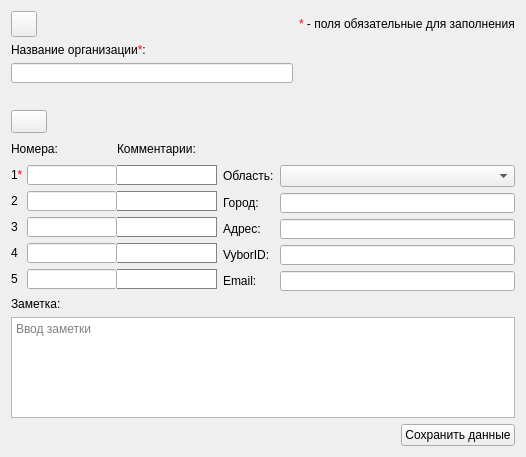
Before: the Qt Designer form src/EditOrgContactDialog.ui in okostynchuk/Outcall, drawn with Qt 5.
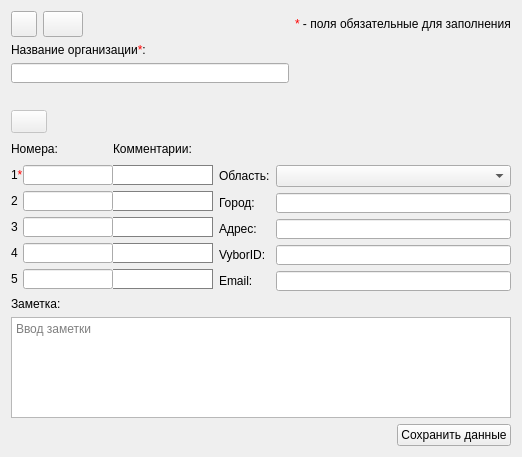
After: the same form once the commit is applied. Icons and pictures are not drawn.

Commit message: Added ability to change entry type (org<->person) + some GUI fixes

```diff
--- a/src/EditOrgContactDialog.ui
+++ b/src/EditOrgContactDialog.ui
@@ -6,7 +6,7 @@
    <rect>
     <x>0</x>
     <y>0</y>
-    <width>524</width>
+    <width>520</width>
     <height>457</height>
    </rect>
   </property>
@@ -28,6 +28,41 @@
     <layout class="QGridLayout" name="gridLayout_3">
      <item row="0" column="0">
       <layout class="QGridLayout" name="gridLayout_2">
+       <item row="0" column="1">
+        <widget class="QPushButton" name="changeEntryTypeButton">
+         <property name="minimumSize">
+          <size>
+           <width>40</width>
+           <height>26</height>
+          </size>
+         </property>
+         <property name="maximumSize">
+          <size>
+           <width>40</width>
+           <height>26</height>
+          </size>
+         </property>
+         <property name="toolTip">
+          <string>Изменить тип контакта на физ. лицо</string>
+         </property>
+         <property name="text">
+          <string/>
+         </property>
+         <property name="icon">
+          <iconset resource="images.qrc">
+           <normaloff>:/images/changeEntryType.png</normaloff>:/images/changeEntryType.png</iconset>
+         </property>
+         <property name="iconSize">
+          <size>
+           <width>42</width>
+           <height>23</height>
+          </size>
+         </property>
+         <property name="autoDefault">
+          <bool>false</bool>
+         </property>
+        </widget>
+       </item>
        <item row="0" column="0">
         <widget class="QPushButton" name="backButton">
          <property name="minimumSize">
@@ -63,33 +98,53 @@
          </property>
         </widget>
        </item>
-       <item row="1" column="0">
+       <item row="0" column="3">
+        <widget class="QLabel" name="label_13">
+         <property name="text">
+          <string>&lt;span style = &quot;color: red;&quot;&gt;*&lt;/span&gt; - поля обязательные для заполнения</string>
+         </property>
+        </widget>
+       </item>
+       <item row="0" column="2">
+        <spacer name="horizontalSpacer_2">
+         <property name="orientation">
+          <enum>Qt::Horizontal</enum>
+         </property>
+         <property name="sizeHint" stdset="0">
+          <size>
+           <width>40</width>
+           <height>20</height>
+          </size>
+         </property>
+        </spacer>
+       </item>
+       <item row="2" column="0" colspan="3">
+        <widget class="QLineEdit" name="orgName">
+         <property name="minimumSize">
+          <size>
+           <width>0</width>
+           <height>20</height>
+          </size>
+         </property>
+         <property name="maximumSize">
+          <size>
+           <width>16777215</width>
+           <height>20</height>
+          </size>
+         </property>
+         <property name="focusPolicy">
+          <enum>Qt::StrongFocus</enum>
+         </property>
+        </widget>
+       </item>
+       <item row="1" column="0" colspan="3">
         <widget class="QLabel" name="label_3">
          <property name="text">
           <string>Название организации&lt;span style = &quot;color: red;&quot;&gt;*&lt;/span&gt;:</string>
          </property>
         </widget>
        </item>
-       <item row="2" column="0">
-        <widget class="QLineEdit" name="orgName">
-         <property name="minimumSize">
-          <size>
-           <width>0</width>
-           <height>20</height>
-          </size>
-         </property>
-         <property name="maximumSize">
-          <size>
-           <width>16777215</width>
-           <height>20</height>
-          </size>
-         </property>
-         <property name="focusPolicy">
-          <enum>Qt::StrongFocus</enum>
-         </property>
-        </widget>
-       </item>
-       <item row="3" column="0">
+       <item row="3" column="0" colspan="3">
         <widget class="QLabel" name="label_15">
          <property name="minimumSize">
           <size>
@@ -102,13 +157,6 @@
          </property>
         </widget>
        </item>
-       <item row="0" column="1">
-        <widget class="QLabel" name="label_13">
-         <property name="text">
-          <string>&lt;span style = &quot;color: red;&quot;&gt;*&lt;/span&gt; - поля обязательные для заполнения</string>
-         </property>
-        </widget>
-       </item>
       </layout>
      </item>
     </layout>
@@ -116,7 +164,10 @@
    <item row="1" column="0">
     <layout class="QGridLayout" name="gridLayout_7">
      <item row="0" column="0">
-      <widget class="QPushButton" name="phoneOrderButton">
+      <widget class="QPushButton" name="phonesOrderButton">
+       <property name="enabled">
+        <bool>false</bool>
+       </property>
        <property name="minimumSize">
         <size>
          <width>36</width>
@@ -345,23 +396,10 @@
       </layout>
      </item>
      <item row="0" column="0">
-      <layout class="QGridLayout" name="gridLayout_5" columnminimumwidth="16,0,0,0">
+      <layout class="QGridLayout" name="gridLayout_5">
        <property name="horizontalSpacing">
         <number>0</number>
        </property>
-       <item row="0" column="2">
-        <widget class="QLabel" name="label_16">
-         <property name="minimumSize">
-          <size>
-           <width>0</width>
-           <height>20</height>
-          </size>
-         </property>
-         <property name="text">
-          <string>Комментарии:</string>
-         </property>
-        </widget>
-       </item>
        <item row="0" column="0" colspan="2">
         <widget class="QLabel" name="label_5">
          <property name="minimumSize">
@@ -375,6 +413,57 @@
          </property>
         </widget>
        </item>
+       <item row="0" column="2">
+        <widget class="QLabel" name="label_16">
+         <property name="minimumSize">
+          <size>
+           <width>0</width>
+           <height>20</height>
+          </size>
+         </property>
+         <property name="text">
+          <string>Комментарии:</string>
+         </property>
+        </widget>
+       </item>
+       <item row="1" column="1">
+        <widget class="QLineEdit" name="firstNumber">
+         <property name="sizePolicy">
+          <sizepolicy hsizetype="Preferred" vsizetype="Fixed">
+           <horstretch>0</horstretch>
+           <verstretch>0</verstretch>
+          </sizepolicy>
+         </property>
+         <property name="minimumSize">
+          <size>
+           <width>90</width>
+           <height>20</height>
+          </size>
+         </property>
+         <property name="maximumSize">
+          <size>
+           <width>90</width>
+           <height>20</height>
+          </size>
+         </property>
+         <property name="focusPolicy">
+          <enum>Qt::StrongFocus</enum>
+         </property>
+        </widget>
+       </item>
+       <item row="2" column="0">
+        <widget class="QLabel" name="label_7">
+         <property name="minimumSize">
+          <size>
+           <width>0</width>
+           <height>20</height>
+          </size>
+         </property>
+         <property name="text">
+          <string>2</string>
+         </property>
+        </widget>
+       </item>
        <item row="1" column="0">
         <widget class="QLabel" name="label_6">
          <property name="minimumSize">
@@ -388,31 +477,6 @@
          </property>
         </widget>
        </item>
-       <item row="1" column="1">
-        <widget class="QLineEdit" name="firstNumber">
-         <property name="sizePolicy">
-          <sizepolicy hsizetype="Preferred" vsizetype="Fixed">
-           <horstretch>0</horstretch>
-           <verstretch>0</verstretch>
-          </sizepolicy>
-         </property>
-         <property name="minimumSize">
-          <size>
-           <width>90</width>
-           <height>20</height>
-          </size>
-         </property>
-         <property name="maximumSize">
-          <size>
-           <width>90</width>
-           <height>20</height>
-          </size>
-         </property>
-         <property name="focusPolicy">
-          <enum>Qt::StrongFocus</enum>
-         </property>
-        </widget>
-       </item>
        <item row="1" column="2">
         <widget class="QLineEdit" name="firstNumberComment">
          <property name="minimumSize">
@@ -429,19 +493,6 @@
          </property>
         </widget>
        </item>
-       <item row="2" column="0">
-        <widget class="QLabel" name="label_7">
-         <property name="minimumSize">
-          <size>
-           <width>0</width>
-           <height>20</height>
-          </size>
-         </property>
-         <property name="text">
-          <string>2</string>
-         </property>
-        </widget>
-       </item>
        <item row="2" column="1">
         <widget class="QLineEdit" name="secondNumber">
          <property name="sizePolicy">
@@ -467,6 +518,31 @@
          </property>
         </widget>
        </item>
+       <item row="3" column="1">
+        <widget class="QLineEdit" name="thirdNumber">
+         <property name="sizePolicy">
+          <sizepolicy hsizetype="Preferred" vsizetype="Fixed">
+           <horstretch>0</horstretch>
+           <verstretch>0</verstretch>
+          </sizepolicy>
+         </property>
+         <property name="minimumSize">
+          <size>
+           <width>90</width>
+           <height>20</height>
+          </size>
+         </property>
+         <property name="maximumSize">
+          <size>
+           <width>90</width>
+           <height>20</height>
+          </size>
+         </property>
+         <property name="focusPolicy">
+          <enum>Qt::StrongFocus</enum>
+         </property>
+        </widget>
+       </item>
        <item row="2" column="2">
         <widget class="QLineEdit" name="secondNumberComment">
          <property name="minimumSize">
@@ -496,31 +572,6 @@
          </property>
         </widget>
        </item>
-       <item row="3" column="1">
-        <widget class="QLineEdit" name="thirdNumber">
-         <property name="sizePolicy">
-          <sizepolicy hsizetype="Preferred" vsizetype="Fixed">
-           <horstretch>0</horstretch>
-           <verstretch>0</verstretch>
-          </sizepolicy>
-         </property>
-         <property name="minimumSize">
-          <size>
-           <width>90</width>
-           <height>20</height>
-          </size>
-         </property>
-         <property name="maximumSize">
-          <size>
-           <width>90</width>
-           <height>20</height>
-          </size>
-         </property>
-         <property name="focusPolicy">
-          <enum>Qt::StrongFocus</enum>
-         </property>
-        </widget>
-       </item>
        <item row="4" column="2">
         <widget class="QLineEdit" name="fourthNumberComment">
          <property name="minimumSize">
@@ -537,31 +588,6 @@
          </property>
         </widget>
        </item>
-       <item row="4" column="1">
-        <widget class="QLineEdit" name="fourthNumber">
-         <property name="sizePolicy">
-          <sizepolicy hsizetype="Preferred" vsizetype="Fixed">
-           <horstretch>0</horstretch>
-           <verstretch>0</verstretch>
-          </sizepolicy>
-         </property>
-         <property name="minimumSize">
-          <size>
-           <width>90</width>
-           <height>20</height>
-          </size>
-         </property>
-         <property name="maximumSize">
-          <size>
-           <width>90</width>
-           <height>20</height>
-          </size>
-         </property>
-         <property name="focusPolicy">
-          <enum>Qt::StrongFocus</enum>
-         </property>
-        </widget>
-       </item>
        <item row="3" column="2">
         <widget class="QLineEdit" name="thirdNumberComment">
          <property name="minimumSize">
@@ -578,16 +604,28 @@
          </property>
         </widget>
        </item>
-       <item row="4" column="0">
-        <widget class="QLabel" name="label_18">
+       <item row="4" column="1">
+        <widget class="QLineEdit" name="fourthNumber">
+         <property name="sizePolicy">
+          <sizepolicy hsizetype="Preferred" vsizetype="Fixed">
+           <horstretch>0</horstretch>
+           <verstretch>0</verstretch>
+          </sizepolicy>
+         </property>
          <property name="minimumSize">
           <size>
-           <width>0</width>
+           <width>90</width>
            <height>20</height>
           </size>
          </property>
-         <property name="text">
-          <string>4</string>
+         <property name="maximumSize">
+          <size>
+           <width>90</width>
+           <height>20</height>
+          </size>
+         </property>
+         <property name="focusPolicy">
+          <enum>Qt::StrongFocus</enum>
          </property>
         </widget>
        </item>
@@ -607,6 +645,19 @@
          </property>
         </widget>
        </item>
+       <item row="4" column="0">
+        <widget class="QLabel" name="label_18">
+         <property name="minimumSize">
+          <size>
+           <width>0</width>
+           <height>20</height>
+          </size>
+         </property>
+         <property name="text">
+          <string>4</string>
+         </property>
+        </widget>
+       </item>
        <item row="6" column="0" colspan="3">
         <spacer name="verticalSpacer">
          <property name="orientation">
@@ -620,6 +671,31 @@
          </property>
         </spacer>
        </item>
+       <item row="5" column="1">
+        <widget class="QLineEdit" name="fifthNumber">
+         <property name="sizePolicy">
+          <sizepolicy hsizetype="Preferred" vsizetype="Fixed">
+           <horstretch>0</horstretch>
+           <verstretch>0</verstretch>
+          </sizepolicy>
+         </property>
+         <property name="minimumSize">
+          <size>
+           <width>90</width>
+           <height>20</height>
+          </size>
+         </property>
+         <property name="maximumSize">
+          <size>
+           <width>90</width>
+           <height>20</height>
+          </size>
+         </property>
+         <property name="focusPolicy">
+          <enum>Qt::StrongFocus</enum>
+         </property>
+        </widget>
+       </item>
        <item row="5" column="0">
         <widget class="QLabel" name="label_19">
          <property name="minimumSize">
@@ -633,44 +709,6 @@
          </property>
         </widget>
        </item>
-       <item row="5" column="1">
-        <widget class="QLineEdit" name="fifthNumber">
-         <property name="sizePolicy">
-          <sizepolicy hsizetype="Preferred" vsizetype="Fixed">
-           <horstretch>0</horstretch>
-           <verstretch>0</verstretch>
-          </sizepolicy>
-         </property>
-         <property name="minimumSize">
-          <size>
-           <width>90</width>
-           <height>20</height>
-          </size>
-         </property>
-         <property name="maximumSize">
-          <size>
-           <width>90</width>
-           <height>20</height>
-          </size>
-         </property>
-         <property name="focusPolicy">
-          <enum>Qt::StrongFocus</enum>
-         </property>
-        </widget>
-       </item>
-       <item row="0" column="3" rowspan="6">
-        <spacer name="horizontalSpacer_2">
-         <property name="orientation">
-          <enum>Qt::Horizontal</enum>
-         </property>
-         <property name="sizeHint" stdset="0">
-          <size>
-           <width>40</width>
-           <height>20</height>
-          </size>
-         </property>
-        </spacer>
-       </item>
       </layout>
      </item>
     </layout>
```
Left out of the diff: 2 changed lines with no effect on the pictures. The commit also changes 12 other files.
